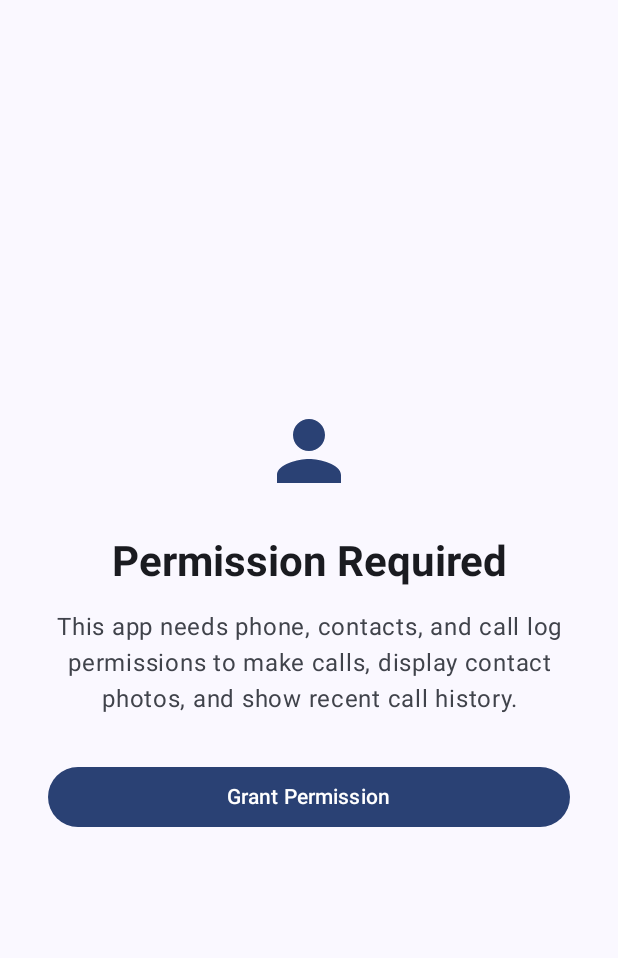
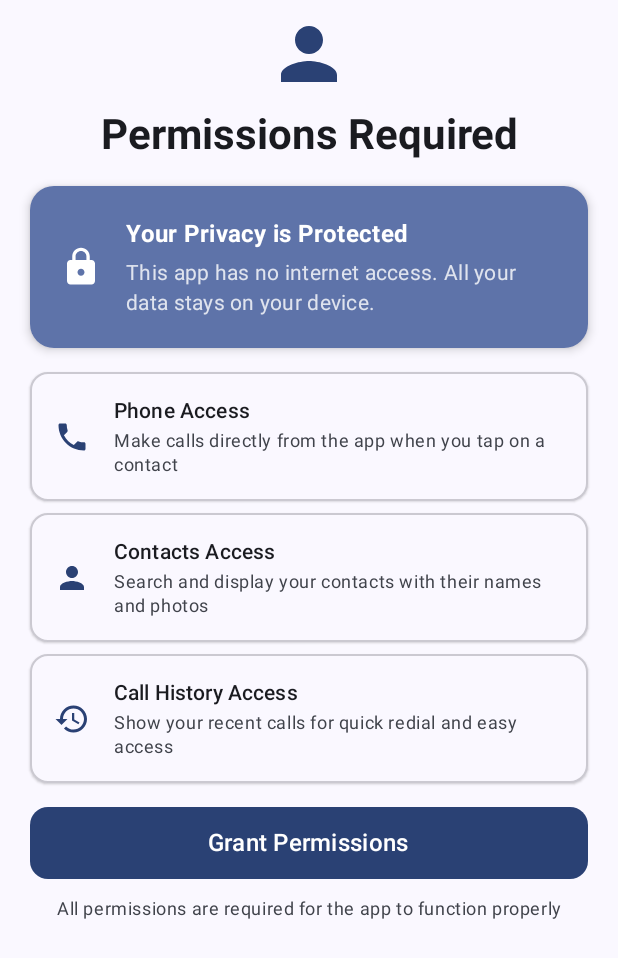
Before and after one commit to teja2495/quick-contacts, an Android app built with Jetpack Compose: the composable PermissionRequestScreen shown on its own in the app's theme, on a phone screen of 412 x 824 dp. Shown: the top 958 px of the screen. Run offline under Robolectric (Android 15) with nearby library versions, the phone set to English and light mode, and no system bars; pictures from the network do not load.

Commit message:
feat: enhance permissions UI

```diff
--- a/app/build.gradle.kts
+++ b/app/build.gradle.kts
@@ -54,6 +54,7 @@ dependencies {
     implementation(libs.coil.compose)
     implementation("com.google.code.gson:gson:2.10.1")
     implementation(libs.compose.reorderable)
+    implementation("androidx.compose.material:material-icons-extended")
     testImplementation(libs.junit)
     androidTestImplementation(libs.androidx.junit)
     androidTestImplementation(libs.androidx.espresso.core)
--- a/app/src/main/java/com/tk/quickcontacts/MainActivity.kt
+++ b/app/src/main/java/com/tk/quickcontacts/MainActivity.kt
@@ -60,6 +60,9 @@ import androidx.compose.animation.core.tween
 import androidx.compose.animation.slideInHorizontally
 import androidx.compose.animation.slideOutHorizontally
 import androidx.compose.animation.togetherWith
+import androidx.compose.material.icons.filled.History
+import androidx.compose.material.icons.filled.Lock
+import androidx.compose.foundation.layout.navigationBarsPadding
 
 class MainActivity : ComponentActivity() {
     override fun onCreate(savedInstanceState: Bundle?) {
@@ -906,45 +909,160 @@ private fun getContactPhotoUri(context: android.content.Context, contactId: Stri
 fun PermissionRequestScreen(
     onRequestPermissions: () -> Unit
 ) {
-    Column(
+    val spacing = 16.dp
+    LazyColumn(
         modifier = Modifier
             .fillMaxSize()
-            .padding(32.dp),
+            .padding(horizontal = 20.dp)
+            .navigationBarsPadding(),
         horizontalAlignment = Alignment.CenterHorizontally,
-        verticalArrangement = Arrangement.Center
+        verticalArrangement = Arrangement.spacedBy(spacing),
+        contentPadding = PaddingValues(top = 8.dp, bottom = spacing)
     ) {
+        item {
+            // Header icon
             Icon(
                 imageVector = Icons.Default.Person,
                 contentDescription = null,
-            modifier = Modifier.size(64.dp),
+                modifier = Modifier.size(56.dp),
                 tint = MaterialTheme.colorScheme.primary
             )
-
-        Spacer(modifier = Modifier.height(24.dp))
-
+            Spacer(modifier = Modifier.height(8.dp))
+            // Title
             Text(
-            text = "Permission Required",
+                text = "Permissions Required",
                 style = MaterialTheme.typography.headlineMedium,
                 fontWeight = FontWeight.Bold,
                 textAlign = TextAlign.Center
             )
+            Spacer(modifier = Modifier.height(spacing))
+            // Privacy assurance card with distinct design
+            Card(
+                modifier = Modifier.fillMaxWidth(),
+                shape = MaterialTheme.shapes.large,
+                colors = CardDefaults.cardColors(
+                    containerColor = MaterialTheme.colorScheme.primaryContainer
+                ),
+                elevation = CardDefaults.cardElevation(defaultElevation = 4.dp)
+            ) {
+                Row(
+                    modifier = Modifier.padding(20.dp),
+                    verticalAlignment = Alignment.CenterVertically
+                ) {
+                    Icon(
+                        imageVector = Icons.Default.Lock,
+                        contentDescription = null,
+                        tint = MaterialTheme.colorScheme.onPrimaryContainer,
+                        modifier = Modifier.size(28.dp)
+                    )
+                    Spacer(modifier = Modifier.width(16.dp))
+                    Column {
+                        Text(
+                            text = "Your Privacy is Protected",
+                            style = MaterialTheme.typography.titleMedium,
+                            fontWeight = FontWeight.Bold,
+                            color = MaterialTheme.colorScheme.onPrimaryContainer
+                        )
+                        Spacer(modifier = Modifier.height(4.dp))
+                        Text(
+                            text = "This app has no internet access. All your data stays on your device.",
+                            style = MaterialTheme.typography.bodyMedium,
+                            color = MaterialTheme.colorScheme.onPrimaryContainer.copy(alpha = 0.8f)
+                        )
+                    }
+                }
+            }
+            Spacer(modifier = Modifier.height(spacing))
+            // Permission cards list
+            Column(
+                modifier = Modifier.fillMaxWidth(),
+                verticalArrangement = Arrangement.spacedBy(8.dp)
+            ) {
+                PermissionCard(
+                    icon = Icons.Default.Phone,
+                    title = "Phone Access",
+                    description = "Make calls directly from the app when you tap on a contact"
+                )
+                PermissionCard(
+                    icon = Icons.Default.Person,
+                    title = "Contacts Access",
+                    description = "Search and display your contacts with their names and photos"
+                )
+                PermissionCard(
+                    icon = Icons.Default.History,
+                    title = "Call History Access",
+                    description = "Show your recent calls for quick redial and easy access"
+                )
+            }
+            Spacer(modifier = Modifier.height(spacing))
+            // Grant permissions button
+            Button(
+                onClick = onRequestPermissions,
+                modifier = Modifier
+                    .fillMaxWidth()
+                    .height(48.dp),
+                shape = MaterialTheme.shapes.medium
+            ) {
+                Text(
+                    text = "Grant Permissions",
+                    style = MaterialTheme.typography.titleMedium,
+                    fontWeight = FontWeight.SemiBold
+                )
+            }
+            Spacer(modifier = Modifier.height(12.dp))
+            Text(
+                text = "All permissions are required for the app to function properly",
+                style = MaterialTheme.typography.bodySmall,
+                textAlign = TextAlign.Center,
+                color = MaterialTheme.colorScheme.onSurfaceVariant,
+                modifier = Modifier.fillMaxWidth()
+            )
+        }
+    }
+}
 
-        Spacer(modifier = Modifier.height(16.dp))
-
+@Composable
+fun PermissionCard(
+    icon: androidx.compose.ui.graphics.vector.ImageVector,
+    title: String,
+    description: String
+) {
+    Card(
+        modifier = Modifier.fillMaxWidth(),
+        colors = CardDefaults.cardColors(
+            containerColor = MaterialTheme.colorScheme.surface
+        ),
+        elevation = CardDefaults.cardElevation(defaultElevation = 1.dp),
+        shape = MaterialTheme.shapes.medium,
+        border = BorderStroke(
+            width = 1.dp,
+            color = MaterialTheme.colorScheme.outline.copy(alpha = 0.3f)
+        )
+    ) {
+        Row(
+            modifier = Modifier.padding(16.dp),
+            verticalAlignment = Alignment.CenterVertically
+        ) {
+            Icon(
+                imageVector = icon,
+                contentDescription = null,
+                tint = MaterialTheme.colorScheme.primary,
+                modifier = Modifier.size(24.dp)
+            )
+            Spacer(modifier = Modifier.width(16.dp))
+            Column {
                 Text(
-            text = "This app needs phone, contacts, and call log permissions to make calls, display contact photos, and show recent call history.",
-            style = MaterialTheme.typography.bodyLarge,
-            textAlign = TextAlign.Center,
+                    text = title,
+                    style = MaterialTheme.typography.titleSmall,
+                    fontWeight = FontWeight.Medium
+                )
+                Spacer(modifier = Modifier.height(2.dp))
+                Text(
+                    text = description,
+                    style = MaterialTheme.typography.bodySmall,
                     color = MaterialTheme.colorScheme.onSurfaceVariant
                 )
-
-        Spacer(modifier = Modifier.height(32.dp))
-
-        Button(
-            onClick = onRequestPermissions,
-            modifier = Modifier.fillMaxWidth()
-        ) {
-            Text("Grant Permission")
+            }
         }
     }
 }
```
Lines whose indentation alone changed are shown as unchanged.
